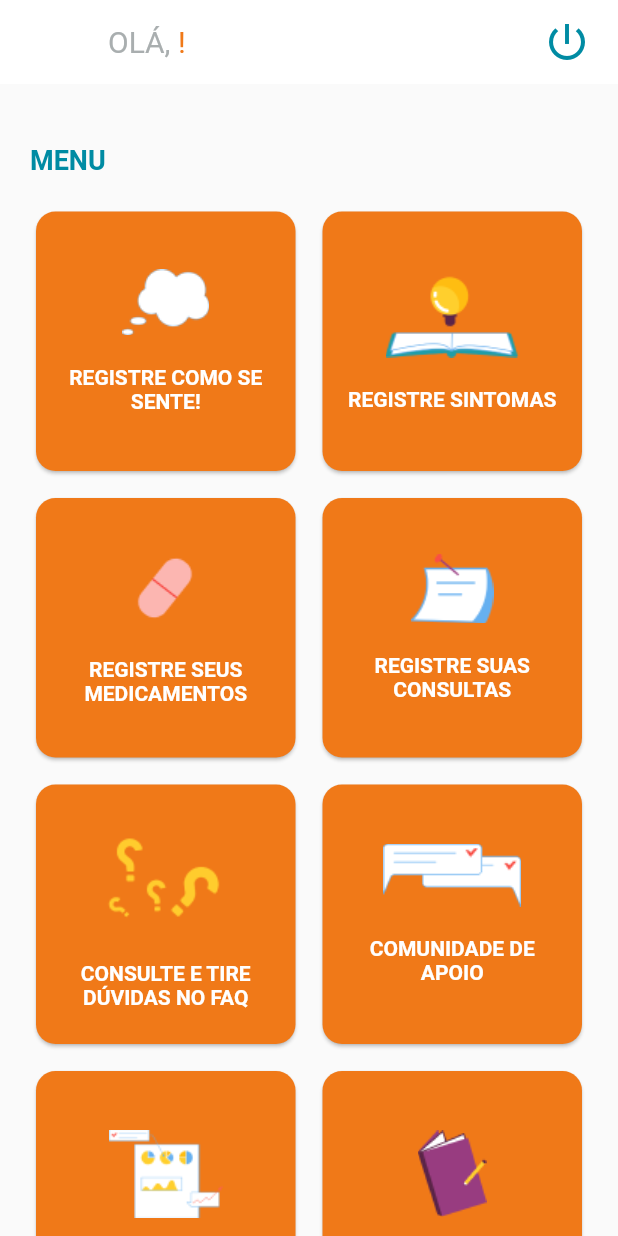
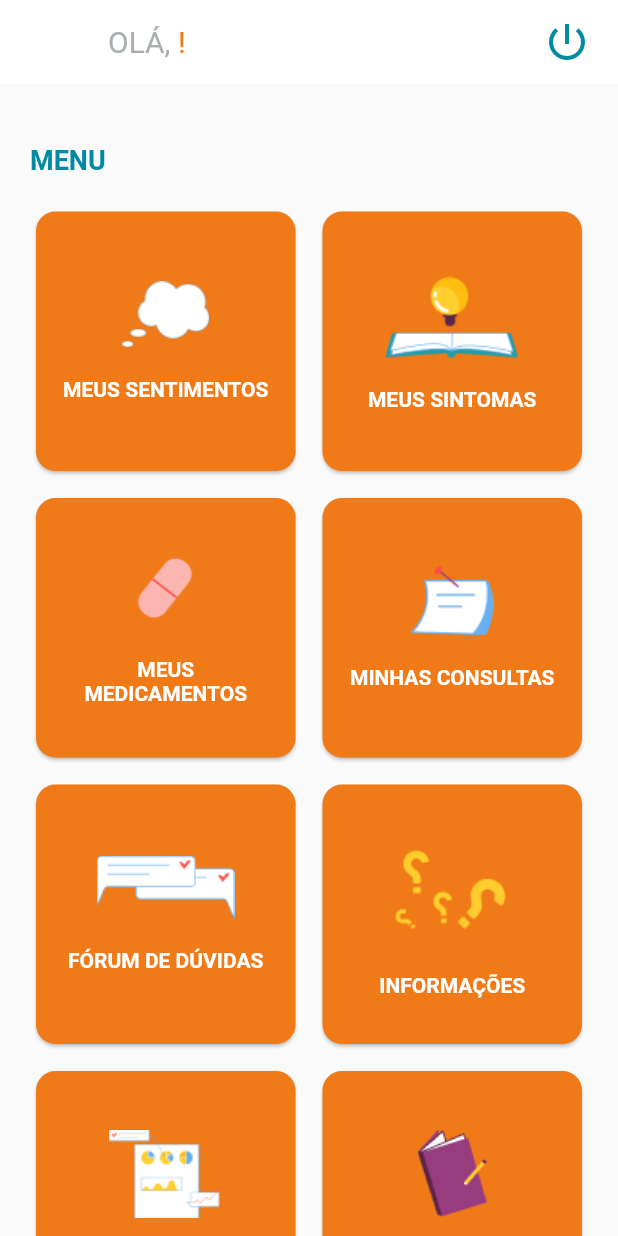
Before and after one commit to projetoIII/Imunus-app, a Flutter app: the HomeScreen screen opened by its route, on a phone screen of 412 x 824 dp. Run offline on Flutter 3.47's test engine with Material 2 defaults, Android fonts, the phone set to English and light mode, and no system bars; our stand-ins replace cloud_firestore, firebase_core, flutter_rating_bar, flutter_signin_button, flutter_svg, freezed_annotation and 2 more; missing offline and left inert: month_year_picker; accounts and stored records are empty.

Commit message:
release: - Refatorando as entidades de domain. - Desativando temporariamente o serviço de machine learning.

```diff
--- a/lib/infrastructure/locator.dart
+++ b/lib/infrastructure/locator.dart
@@ -15,7 +15,7 @@ setupLocator() {
   locator.registerLazySingleton(() => LoginService());
   locator.registerLazySingleton(() => EmotionService());
   locator.registerLazySingleton(() => SymptomService());
-  locator.registerLazySingleton(() => SentimentalAnalysisService());
+  // locator.registerLazySingleton(() => SentimentalAnalysisService());
 
   // Controllers
   locator.registerLazySingleton(() => LoginController());
--- a/lib/services/interfaces/isymptom_service.dart
+++ b/lib/services/interfaces/isymptom_service.dart
@@ -1,5 +1,5 @@
 import 'package:imunus/domain/entities/report/report.dart';
-import 'package:imunus/domain/entities/symptom.dart';
+import 'package:imunus/domain/entities/symptom/symptom.dart';
 
 abstract class ISymptomService {
   Future<List<Symptom>> list(DateTime dateTime);
--- a/lib/services/login_service.dart
+++ b/lib/services/login_service.dart
@@ -1,7 +1,7 @@
 import 'package:flutter/material.dart';
 import 'package:google_sign_in/google_sign_in.dart';
 import 'package:imunus/core/shared/strings.dart';
-import 'package:imunus/domain/entities/patient.dart';
+import 'package:imunus/domain/entities/patient/patient.dart';
 import 'package:imunus/domain/exceptions/login_exception.dart';
 import 'package:imunus/services/interfaces/ilogin_service.dart';
 import 'package:imunus/view/shared/utils.dart';
--- a/lib/services/symptom_service.dart
+++ b/lib/services/symptom_service.dart
@@ -1,7 +1,7 @@
 import 'package:cloud_firestore/cloud_firestore.dart';
 import 'package:imunus/core/enums/symptom_type.dart';
 import 'package:imunus/domain/entities/report/report.dart';
-import 'package:imunus/domain/entities/symptom.dart';
+import 'package:imunus/domain/entities/symptom/symptom.dart';
 import 'package:imunus/services/interfaces/isymptom_service.dart';
 import 'package:imunus/view/shared/utils.dart';
 
--- a/lib/view/controllers/login_controller.dart
+++ b/lib/view/controllers/login_controller.dart
@@ -1,5 +1,5 @@
 import 'package:flutter/material.dart';
-import 'package:imunus/domain/entities/patient.dart';
+import 'package:imunus/domain/entities/patient/patient.dart';
 import 'package:imunus/infrastructure/locator.dart';
 import 'package:imunus/services/login_service.dart';
 import 'package:imunus/view/shared/navigation.dart';
--- a/lib/view/controllers/symptom_controller.dart
+++ b/lib/view/controllers/symptom_controller.dart
@@ -1,6 +1,6 @@
 import 'package:flutter/material.dart';
 import 'package:imunus/core/enums/symptom_type.dart';
-import 'package:imunus/domain/entities/symptom.dart';
+import 'package:imunus/domain/entities/symptom/symptom.dart';
 import 'package:imunus/infrastructure/locator.dart';
 import 'package:imunus/services/symptom_service.dart';
 import 'package:imunus/view/states/date_filter_provider.dart';
--- a/lib/view/screens/flows/symptoms/list_syntoms_flow.dart
+++ b/lib/view/screens/flows/symptoms/list_syntoms_flow.dart
@@ -1,5 +1,5 @@
 import 'package:flutter/material.dart';
-import 'package:imunus/domain/entities/symptom.dart';
+import 'package:imunus/domain/entities/symptom/symptom.dart';
 import 'package:imunus/infrastructure/locator.dart';
 import 'package:imunus/view/components/symptom_card.dart';
 import 'package:imunus/view/controllers/symptom_controller.dart';
--- a/lib/view/screens/home_screen.dart
+++ b/lib/view/screens/home_screen.dart
@@ -74,38 +74,38 @@ class _HomeScreenState extends State<HomeScreen> {
         children: const [
           HomeCard(
             imagePath: "assets/home/sammy-speech-bubble-dialog-cloud 1.png",
-            title: "REGISTRE COMO SE SENTE!",
+            title: "Meus sentimentos",
             navigateTo: Path.emotions,
           ),
           HomeCard(
             imagePath: "assets/home/Group 111.png",
-            title: "REGISTRE sintomas ",
+            title: "Meus sintomas ",
             navigateTo: Path.symptoms,
           ),
           HomeCard(
             imagePath: "assets/home/sammy-pill (1) 2.png",
-            title: "REGISTRE seus medicamentos",
+            title: "Meus medicamentos",
           ),
           HomeCard(
             imagePath: "assets/home/sammy-note-with-button 1.png",
-            title: "REGISTRE suas consultas",
+            title: "Minhas consultas",
+          ),
+          HomeCard(
+            imagePath: "assets/home/sammy-speech-bubble-text 1.png",
+            title: "Fórum de dúvidas",
           ),
           HomeCard(
             imagePath: "assets/home/Group 184.png",
-            title: "consulte e tire dúvidas no faq",
-          ),
-          HomeCard(
-            imagePath: "assets/home/sammy-speech-bubble-text 1.png",
-            title: "comunidade DE APOIO",
+            title: "Informações",
           ),
           HomeCard(
             imagePath: "assets/home/sammy-board-with-graphs 1.png",
-            title: "minha caminhada",
+            title: "Relatórios",
             navigateTo: Path.report,
           ),
           HomeCard(
             imagePath: "assets/home/Group 113.png",
-            title: "diário",
+            title: "Meu diário",
           ),
         ],
       );
--- a/lib/view/states/patient_provider.dart
+++ b/lib/view/states/patient_provider.dart
@@ -1,5 +1,5 @@
 import 'package:flutter/material.dart';
-import 'package:imunus/domain/entities/patient.dart';
+import 'package:imunus/domain/entities/patient/patient.dart';
 
 class PatientProvider extends ChangeNotifier {
   String? _id;
```
Also changed, not shown: lib/services/ml_service.dart (+22 -22 lines), lib/view/controllers/emotions_controller.dart (+17 -17 lines).
